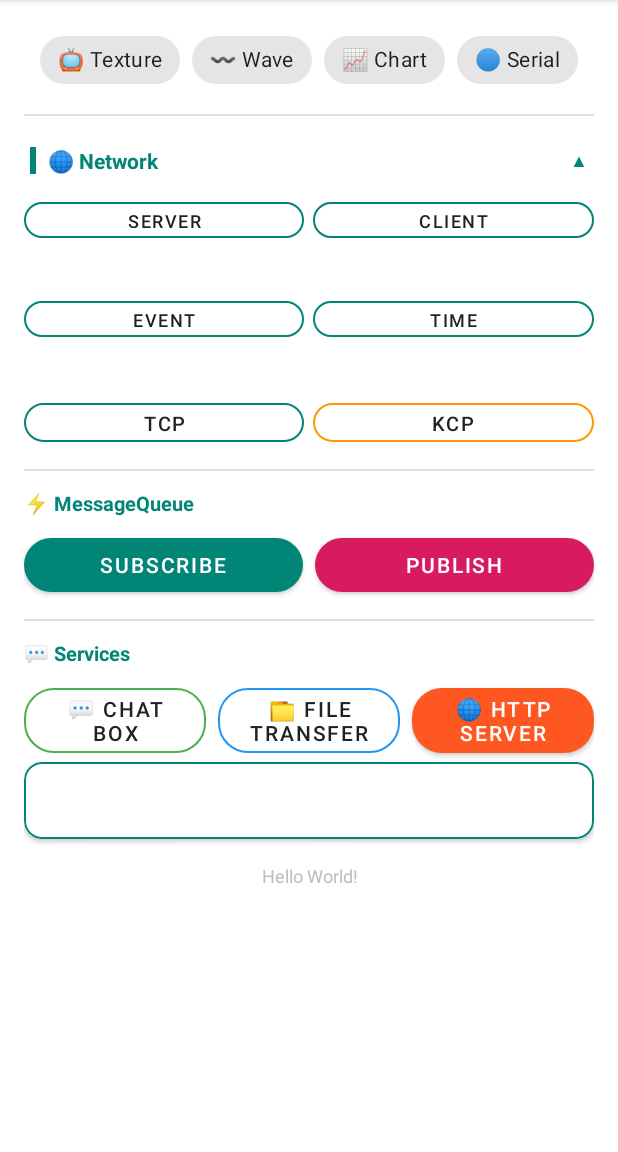
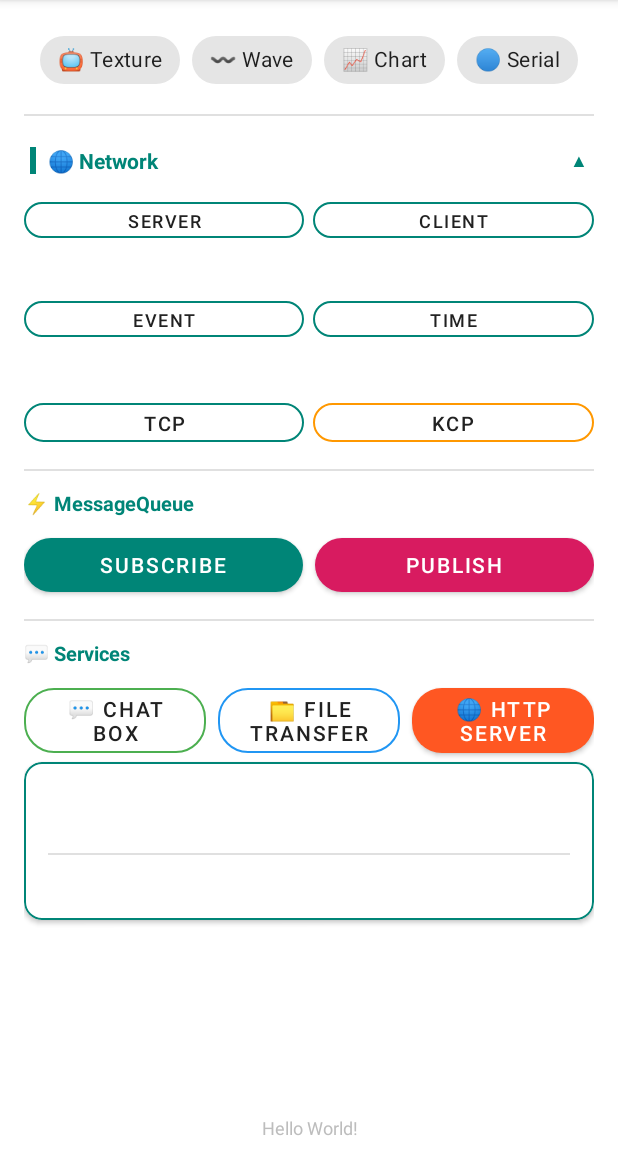
Before and after one commit to tsymiar/Device2Device, an Android app: the SelectActivity screen opened directly, with no data from a screen before it, on a phone screen of 412 x 824 dp, the part 84-1236 px from its top. Run offline under Robolectric (Android 15) with nearby library versions, the light colour scheme and no system bars; 7 statements that could not run were skipped.

Commit message:
update layout and message

```diff
--- a/app/src/main/java/com/tsymiar/device2device/dialog/FileMsgDialog.java
+++ b/app/src/main/java/com/tsymiar/device2device/dialog/FileMsgDialog.java
@@ -137,14 +137,13 @@ public class FileMsgDialog extends DialogFragment {
                 if (ret >= 0) {
                     isServerStarted = true;
                     tvStatus.setText("Server started on port " + port);
-                    Toast.makeText(getContext(), "server bind port " + port, Toast.LENGTH_SHORT).show();
                 } else {
                     Toast.makeText(getContext(), "Server start failed: " + ret, Toast.LENGTH_SHORT).show();
                 }
             } else {
                 NetworkWrapper.stopFileMsgServer();
                 isServerStarted = false;
-                tvStatus.setText("Server exit");
+                tvStatus.setText("FileMsgDialog Server Exit");
             }
             updateUI();
         });
--- a/app/src/main/java/com/tsymiar/device2device/entity/Receiver.java
+++ b/app/src/main/java/com/tsymiar/device2device/entity/Receiver.java
@@ -3,13 +3,14 @@ package com.tsymiar.device2device.entity;
 public class Receiver {
     public static final int MESSAGE = 0;
     public static final int TOAST = 1;
-    public static final int LOG_VIEW = 2;
+    public static final int TEXTURE = 2;
     public static final int UDP_SERVER = 3;
     public static final int UDP_CLIENT = 4;
     public static final int KAI_SUBSCRIBE = 5;
     public static final int KAI_PUBLISHER = 6;
     public static final int KCP_VIEW = 7;
     public static final int FILE_PROGRESS = 8;
+    public static final int MSG_HINT = 9;
     public int receiver;
     public String message;
     public Receiver() {
--- a/app/src/main/java/com/tsymiar/device2device/service/ReceiverService.java
+++ b/app/src/main/java/com/tsymiar/device2device/service/ReceiverService.java
@@ -100,9 +100,9 @@ public class ReceiverService extends Service {
         createView();
         if (intent != null) {
             Bundle bundle = intent.getExtras();
-            String temp = bundle != null ? bundle.getString("temp") : null;
-            if (temp != null) {
-                handler.obtainMessage(0, temp).sendToTarget();
+            String cmd = bundle != null ? bundle.getString("cmd") : null;
+            if (cmd != null) {
+                handler.obtainMessage(0, cmd).sendToTarget();
             }
         }
         if (mMyView != null) {
--- a/app/src/main/java/com/tsymiar/device2device/service/WindowService.java
+++ b/app/src/main/java/com/tsymiar/device2device/service/WindowService.java
@@ -53,9 +53,9 @@ public class WindowService extends Service {
         setView();
         if (intent != null) {
             Bundle bundle = intent.getExtras();
-            String temp = bundle != null ? bundle.getString("t") : null;
-            if (temp != null) {
-                handler.obtainMessage(0, temp).sendToTarget();
+            String cmd = bundle != null ? bundle.getString("cmd") : null;
+            if (cmd != null) {
+                handler.obtainMessage(0, cmd).sendToTarget();
             }
         }
         Vibrator vibrator = (Vibrator) getSystemService(VIBRATOR_SERVICE);
--- a/app/src/main/res/layout/activity_select.xml
+++ b/app/src/main/res/layout/activity_select.xml
@@ -1,9 +1,15 @@
 <?xml version="1.0" encoding="utf-8"?>
-<ScrollView xmlns:android="http://schemas.android.com/apk/res/android"
+<LinearLayout xmlns:android="http://schemas.android.com/apk/res/android"
     xmlns:app="http://schemas.android.com/apk/res-auto"
     xmlns:tools="http://schemas.android.com/tools"
     android:layout_width="match_parent"
     android:layout_height="match_parent"
+    android:orientation="vertical">
+
+    <ScrollView
+        android:layout_width="match_parent"
+        android:layout_height="0dp"
+        android:layout_weight="1"
         android:fillViewport="true"
         android:scrollbars="none"
         tools:context=".activity.MainActivity"
@@ -415,28 +421,61 @@
                 app:strokeWidth="1dp"
                 app:strokeColor="@color/colorPrimary">
 
+                <LinearLayout
+                    android:layout_width="match_parent"
+                    android:layout_height="wrap_content"
+                    android:layout_marginTop="16dp"
+                    android:orientation="vertical">
+
+                    <TextView
+                        android:id="@+id/txt_hint"
+                        android:layout_width="match_parent"
+                        android:layout_height="wrap_content"
+                        android:gravity="center"
+                        android:lineSpacingExtra="2dp"
+                        android:paddingBottom="8dp"
+                        android:text="@string/dftHint"
+                        android:textColor="#9E9E9E"
+                        android:textSize="12sp"
+                        android:textStyle="italic"
+                        tools:ignore="RtlHardcoded" />
+
+                    <View
+                        android:layout_width="match_parent"
+                        android:layout_height="1dp"
+                        android:layout_marginTop="4dp"
+                        android:layout_marginBottom="4dp"
+                        android:background="#E0E0E0" />
+
                     <TextView
                         android:id="@+id/txt_status"
                         android:layout_width="match_parent"
                         android:layout_height="wrap_content"
                         android:gravity="center"
+                        android:layout_marginTop="4dp"
                         android:lineSpacingExtra="4dp"
                         android:text="@string/dftHint"
                         android:textColor="#37474F"
                         android:textSize="14sp"
+                        android:textStyle="bold"
                         tools:ignore="RtlHardcoded" />
+                </LinearLayout>
             </com.google.android.material.card.MaterialCardView>
 
-        <!-- 底部 JNI 信息 -->
+        </LinearLayout>
+
+    </ScrollView>
+
+    <!-- 底部 JNI 信息（页脚，固定底部） -->
     <TextView
         android:id="@+id/sample_text"
         android:layout_width="match_parent"
         android:layout_height="wrap_content"
         android:gravity="center"
-            android:layout_marginBottom="16dp"
+        android:paddingTop="8dp"
+        android:paddingBottom="8dp"
         android:text="@string/hello_world"
         android:textColor="#BDBDBD"
         android:textSize="12sp" />
 
 </LinearLayout>
-</ScrollView>
```
Also changed, not shown: app/src/main/java/com/tsymiar/device2device/activity/CommitActivity.java (+4 -4 lines), app/src/main/java/com/tsymiar/device2device/activity/SelectActivity.java (+11 -2 lines), app/src/main/java/com/tsymiar/device2device/service/SaveDataService.java (+5 -5 lines), app/src/main/java/com/tsymiar/device2device/service/SubscribeService.java (+14 -4 lines), app/src/main/res/values/strings.xml (+113 -85 lines), 6 other files. Lines whose indentation alone changed are shown as unchanged.
